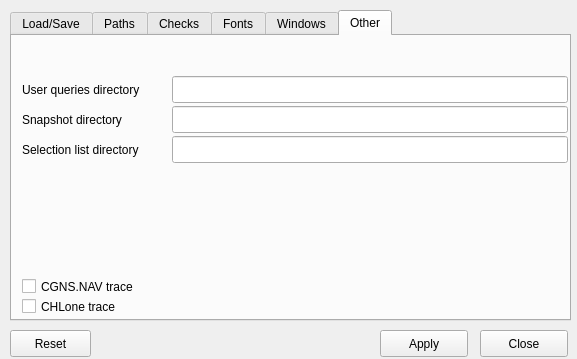
Old version of the form NAVigater/CGNS/NAV/T/Q7OptionsWindow.ui in the repository pyCGNS/pyCGNS.
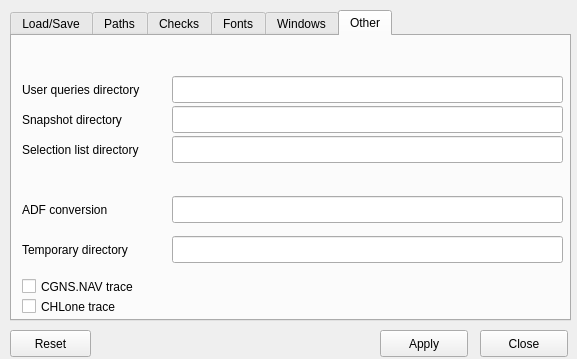
New version of the form. The open tabs and pages were chosen to show the change. Icons and pictures are not drawn.

Commit message: ADF file conversion

Diff of the .ui file:
```diff
--- a/NAVigater/CGNS/NAV/T/Q7OptionsWindow.ui
+++ b/NAVigater/CGNS/NAV/T/Q7OptionsWindow.ui
@@ -599,7 +599,7 @@
       <rect>
        <x>160</x>
        <y>70</y>
-       <width>396</width>
+       <width>391</width>
        <height>27</height>
       </rect>
      </property>
@@ -609,7 +609,7 @@
       <rect>
        <x>160</x>
        <y>40</y>
-       <width>396</width>
+       <width>391</width>
        <height>27</height>
       </rect>
      </property>
@@ -632,7 +632,7 @@
       <rect>
        <x>160</x>
        <y>100</y>
-       <width>396</width>
+       <width>391</width>
        <height>27</height>
       </rect>
      </property>
@@ -663,6 +663,52 @@
       <string>CGNS.NAV trace</string>
      </property>
     </widget>
+    <widget class="QLabel" name="label_10">
+     <property name="geometry">
+      <rect>
+       <x>10</x>
+       <y>160</y>
+       <width>147</width>
+       <height>27</height>
+      </rect>
+     </property>
+     <property name="text">
+      <string>ADF conversion</string>
+     </property>
+    </widget>
+    <widget class="QLineEdit" name="__O_adfconversioncom">
+     <property name="geometry">
+      <rect>
+       <x>160</x>
+       <y>160</y>
+       <width>391</width>
+       <height>27</height>
+      </rect>
+     </property>
+    </widget>
+    <widget class="QLabel" name="label_11">
+     <property name="geometry">
+      <rect>
+       <x>10</x>
+       <y>200</y>
+       <width>151</width>
+       <height>27</height>
+      </rect>
+     </property>
+     <property name="text">
+      <string>Temporary directory</string>
+     </property>
+    </widget>
+    <widget class="QLineEdit" name="__O_temporarydirectory">
+     <property name="geometry">
+      <rect>
+       <x>160</x>
+       <y>200</y>
+       <width>391</width>
+       <height>27</height>
+      </rect>
+     </property>
+    </widget>
    </widget>
   </widget>
   <widget class="QPushButton" name="bClose">
```
Left out of the diff: 12 changed lines with no effect on the pictures. The commit also changes 16 other files.
